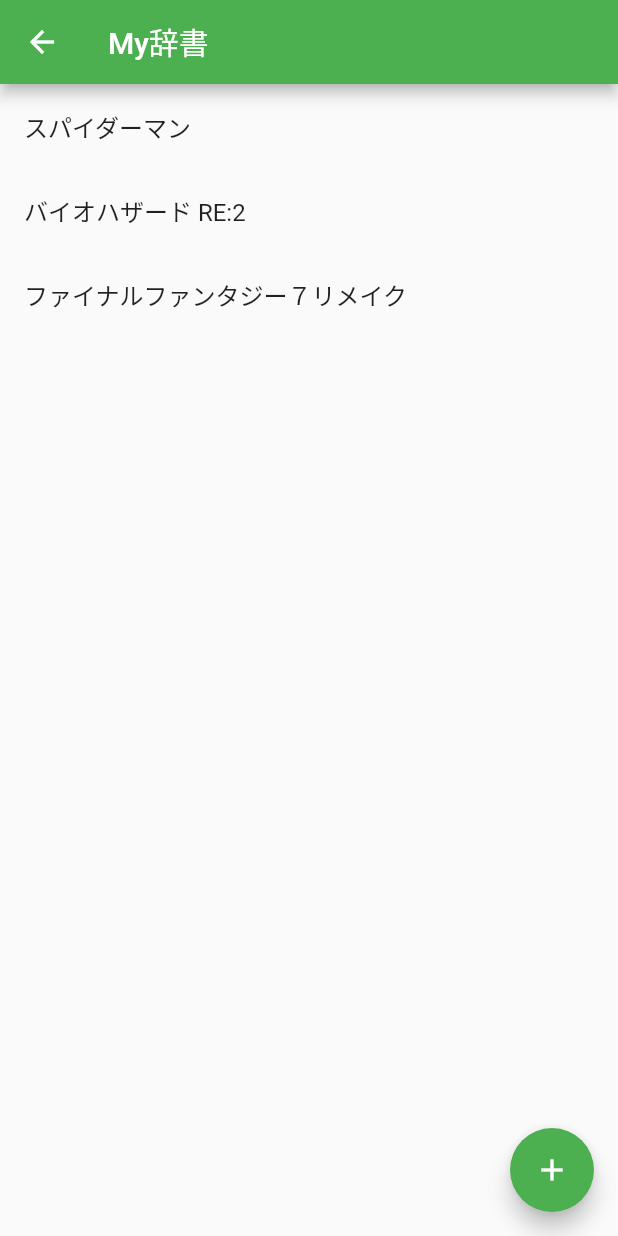
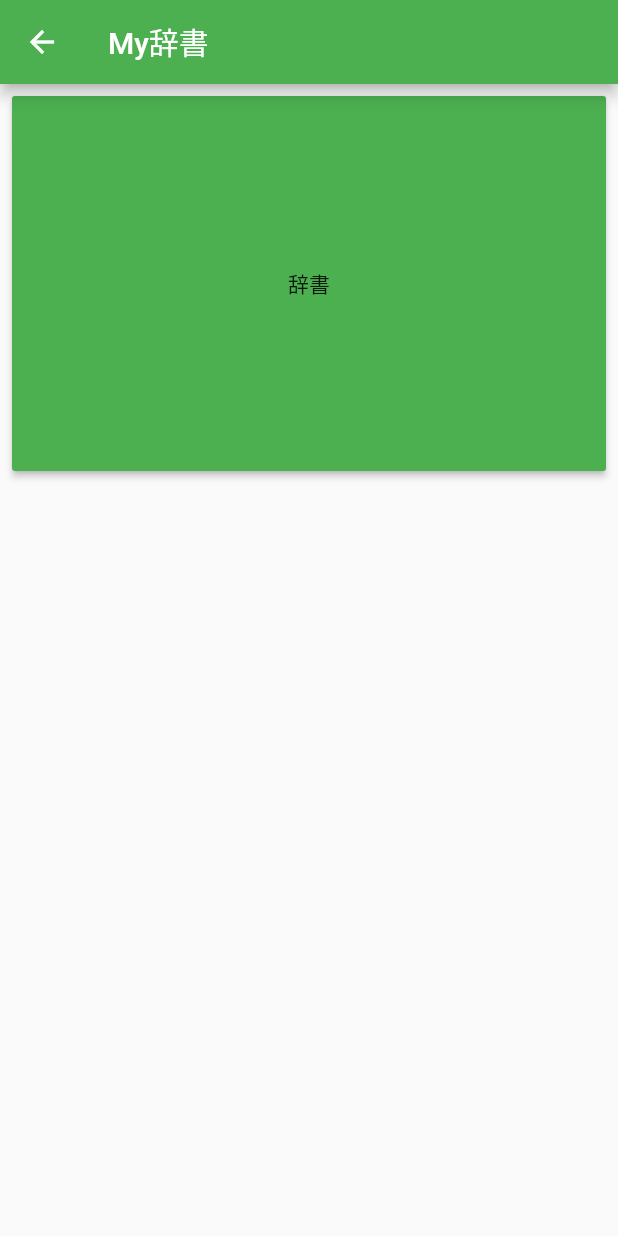
Before and after one commit to kitashio/my-colle-app, a Flutter app: the MyBookPage screen opened directly, on a phone screen of 412 x 824 dp. Run offline on Flutter 3.47's test engine with Material 2 defaults, Android fonts, the phone set to English and light mode, and no system bars.

Commit message:
辞書ページ追加

```diff
--- a/lib/Books_Page/my_Books_page.dart
+++ b/lib/Books_Page/my_Books_page.dart
@@ -17,29 +17,27 @@
         title: Text('My辞書'),
       ),
       body: Container(
-        child: ListView(
-          children: <Widget>[
-            ListTile(
-              title: Text("スパイダーマン"),
+        child: Padding(
+          padding: const EdgeInsets.all(8.0),
+          child: ListView(
+          children: [
+            ButtonTheme(
+              minWidth: 80.0,
+              height: 250.0,
+            child: RaisedButton(
+              onPressed: () {
+                Navigator.push(
+                  context,
+                  MaterialPageRoute(builder: (context) => MyListPage()),
+                );
+              },
+            child: Text('辞書'),
             ),
-            ListTile(
-              title: Text("バイオハザード RE:2"),
-            ),
-            ListTile(
-              title: Text("ファイナルファンタジー７リメイク"),
             ),
           ],
+          ),
         ),
       ), // This trailing comma makes auto-formatting nicer for build methods.
-      floatingActionButton: FloatingActionButton(
-        onPressed: () {
-          Navigator.push(
-            context,
-            MaterialPageRoute(builder: (context) => MyListPage()),
-          );
-        },
-        child: Icon(Icons.add),
-      ),
     );
   }
 }
```
